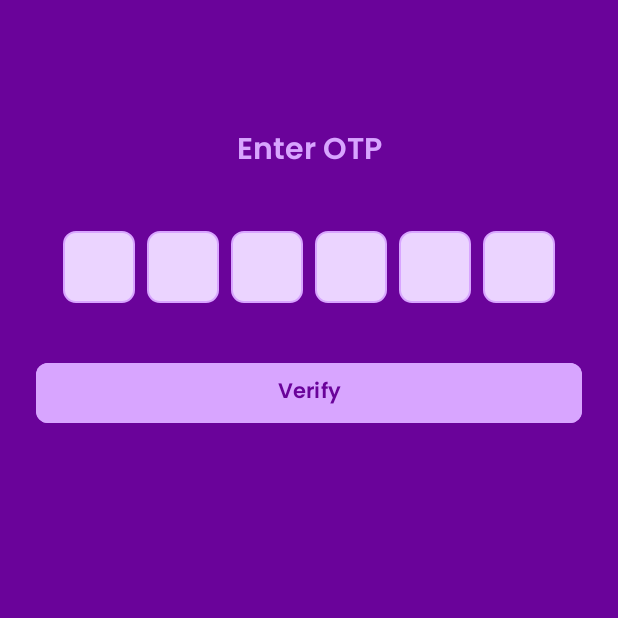
After one commit to liv3041/quoted-app, an Android app: the OtpFragment screen opened through its navigation route, on a phone screen of 412 x 824 dp, the top half of it. The commit adds this screen. Run offline under Robolectric (Android 15) with nearby library versions, the phone set to English and light mode, and no system bars; our stand-ins replace Firebase (no records; nobody signed in at launch, a user with empty details on screens opened directly).

Commit message:
Adding phone authentication

```diff
--- a/auth/build.gradle.kts
+++ b/auth/build.gradle.kts
@@ -57,6 +57,8 @@ dependencies {
     androidTestImplementation(libs.androidx.junit)
     androidTestImplementation(libs.androidx.espresso.core)
     implementation ("com.google.android.gms:play-services-auth:21.0.0") // or latest version
+    implementation ("com.hbb20:ccp:2.7.3")
+
 
 
 }
--- a/auth/src/main/java/com/toonandtools/auth/LoginFragment.kt
+++ b/auth/src/main/java/com/toonandtools/auth/LoginFragment.kt
@@ -80,6 +80,10 @@ class LoginFragment : Fragment() {
             startActivityForResult(signInIntent, GOOGLE_SIGN_IN)
         }
 
+        binding.phoneButton.setOnClickListener {
+            findNavController().navigate(R.id.action_loginFragment_to_phoneFragment)
+        }
+
     }
 
     override fun onActivityResult(requestCode: Int, resultCode: Int, data: Intent?) {
--- /dev/null
+++ b/auth/src/main/java/com/toonandtools/auth/phoneauth/OtpFragment.kt
@@ -0,0 +1,64 @@
+package com.toonandtools.auth.phoneauth
+
+import android.os.Bundle
+import androidx.fragment.app.Fragment
+import android.view.LayoutInflater
+import android.view.View
+import android.view.ViewGroup
+import android.widget.Toast
+import androidx.lifecycle.ViewModelProvider
+import com.toonandtools.auth.R
+import com.toonandtools.auth.databinding.FragmentOtpBinding
+import com.toonandtools.auth.viewmodel.AuthViewModel
+
+// TODO: Rename parameter arguments, choose names that match
+// the fragment initialization parameters, e.g. ARG_ITEM_NUMBER
+private const val ARG_PARAM1 = "param1"
+private const val ARG_PARAM2 = "param2"
+
+
+class OtpFragment : Fragment() {
+
+    private lateinit var binding: FragmentOtpBinding
+    private lateinit var viewModel: AuthViewModel
+    private lateinit var verificationId: String
+    private lateinit var phone: String
+
+
+    override fun onCreateView(
+        inflater: LayoutInflater, container: ViewGroup?,
+        savedInstanceState: Bundle?
+    ): View? {
+        // Inflate the layout for this fragment
+        binding = FragmentOtpBinding.inflate(inflater,container,false)
+        return binding.root
+    }
+
+    override fun onViewCreated(view: View, savedInstanceState: Bundle?) {
+        super.onViewCreated(view, savedInstanceState)
+
+        viewModel = ViewModelProvider(requireActivity())[AuthViewModel::class.java]
+
+        verificationId = arguments?.getString("verificationId") ?: ""
+        phone = arguments?.getString("phone") ?: ""
+
+        binding.verifyOtpButton.setOnClickListener {
+            val otp = binding.otp1.text.toString().trim() +
+                    binding.otp2.text.toString().trim() +
+                    binding.otp3.text.toString().trim() +
+                    binding.otp4.text.toString().trim() +
+                    binding.otp5.text.toString().trim() +
+                    binding.otp6.text.toString().trim()
+
+            viewModel.verifyOtp(verificationId, otp) { success ->
+                if (success) {
+                    Toast.makeText(requireContext(), "Verified!", Toast.LENGTH_SHORT).show()
+                    // Navigate to Dashboard
+                } else {
+                    Toast.makeText(requireContext(), "Invalid OTP", Toast.LENGTH_SHORT).show()
+                }
+            }
+        }
+
+    }
+}
--- /dev/null
+++ b/auth/src/main/res/drawable/otp_box_background.xml
@@ -0,0 +1,6 @@
+<shape xmlns:android="http://schemas.android.com/apk/res/android"
+    android:shape="rectangle">
+    <solid android:color="@color/lavender_light" />
+    <stroke android:width="1dp" android:color="@color/lavender" />
+    <corners android:radius="8dp"/>
+</shape>
--- /dev/null
+++ b/auth/src/main/res/layout/fragment_otp.xml
@@ -0,0 +1,69 @@
+<?xml version="1.0" encoding="utf-8"?>
+<androidx.constraintlayout.widget.ConstraintLayout
+    xmlns:android="http://schemas.android.com/apk/res/android"
+    xmlns:app="http://schemas.android.com/apk/res-auto"
+    android:id="@+id/otpRoot"
+    android:layout_width="match_parent"
+    android:layout_height="match_parent"
+    android:padding="24dp"
+    android:background="@color/royal_purple">
+
+    <TextView
+        android:id="@+id/titleOtp"
+        android:layout_width="wrap_content"
+        android:layout_height="wrap_content"
+        android:text="Enter OTP"
+        android:textSize="20sp"
+        android:textColor="@color/lavender"
+        android:fontFamily="@font/poppins_semibold"
+        app:layout_constraintTop_toTopOf="parent"
+        app:layout_constraintStart_toStartOf="parent"
+        app:layout_constraintEnd_toEndOf="parent"
+        android:layout_marginTop="60dp" />
+
+    <LinearLayout
+        android:id="@+id/otpContainer"
+        android:layout_width="wrap_content"
+        android:layout_height="wrap_content"
+        android:orientation="horizontal"
+        android:layout_marginTop="32dp"
+        app:layout_constraintTop_toBottomOf="@id/titleOtp"
+        app:layout_constraintStart_toStartOf="parent"
+        app:layout_constraintEnd_toEndOf="parent">
+
+        <!-- 6 OTP Boxes -->
+        <EditText
+            android:id="@+id/otp1"
+            style="@style/OtpBoxStyle"/>
+        <EditText
+            android:id="@+id/otp2"
+            style="@style/OtpBoxStyle"/>
+        <EditText
+            android:id="@+id/otp3"
+            style="@style/OtpBoxStyle"/>
+        <EditText
+            android:id="@+id/otp4"
+            style="@style/OtpBoxStyle"/>
+        <EditText
+            android:id="@+id/otp5"
+            style="@style/OtpBoxStyle"/>
+        <EditText
+            android:id="@+id/otp6"
+            style="@style/OtpBoxStyle"/>
+    </LinearLayout>
+
+    <com.google.android.material.button.MaterialButton
+        android:id="@+id/verifyOtpButton"
+        android:layout_width="0dp"
+        android:layout_height="wrap_content"
+        android:text="Verify"
+        android:textColor="@color/royal_purple"
+        android:backgroundTint="@color/lavender"
+        android:layout_marginTop="32dp"
+        android:fontFamily="@font/poppins_semibold"
+        app:cornerRadius="8dp"
+        app:layout_constraintTop_toBottomOf="@id/otpContainer"
+        app:layout_constraintStart_toStartOf="parent"
+        app:layout_constraintEnd_toEndOf="parent" />
+
+</androidx.constraintlayout.widget.ConstraintLayout>
--- a/auth/src/main/res/navigation/auth_nav_graph.xml
+++ b/auth/src/main/res/navigation/auth_nav_graph.xml
@@ -12,6 +12,9 @@
         <action
             android:id="@+id/action_loginFragment_to_registerFragment"
             app:destination="@id/registerFragment" />
+        <action
+            android:id="@+id/action_loginFragment_to_phoneFragment"
+            app:destination="@id/phoneFragment" />
     </fragment>
     <fragment
         android:id="@+id/registerFragment"
@@ -20,5 +23,23 @@
         <action
             android:id="@+id/action_registerFragment_to_loginFragment"
             app:destination="@id/loginFragment" />
+        <action
+            android:id="@+id/action_registerFragment_to_phoneFragment"
+            app:destination="@id/phoneFragment" />
     </fragment>
+    <fragment
+        android:id="@+id/phoneFragment"
+        android:name="com.toonandtools.auth.phoneauth.PhoneFragment"
+        android:label="PhoneFragment" >
+        <action
+            android:id="@+id/action_phoneFragment_to_otpFragment"
+            app:destination="@id/otpFragment" />
+        <action
+            android:id="@+id/action_phoneFragment_to_loginFragment"
+            app:destination="@id/loginFragment" />
+    </fragment>
+    <fragment
+        android:id="@+id/otpFragment"
+        android:name="com.toonandtools.auth.phoneauth.OtpFragment"
+        android:label="OtpFragment" />
 </navigation>
--- a/auth/src/main/res/values/themes.xml
+++ b/auth/src/main/res/values/themes.xml
@@ -6,4 +6,16 @@
     </style>
 
     <style name="Theme.Quoted" parent="Base.Theme.Quoted" />
+    <style name="OtpBoxStyle">
+        <item name="android:layout_width">48dp</item>
+        <item name="android:layout_height">48dp</item>
+        <item name="android:layout_margin">4dp</item>
+        <item name="android:gravity">center</item>
+        <item name="android:background">@drawable/otp_box_background</item>
+        <item name="android:inputType">number</item>
+        <item name="android:maxLength">1</item>
+        <item name="android:textColor">@color/black</item>
+        <item name="android:textSize">18sp</item>
+    </style>
+
 </resources>
```
Also changed, not shown: auth/src/main/java/com/toonandtools/auth/phoneauth/PhoneFragment.kt (added, +52 -0 lines), auth/src/main/java/com/toonandtools/auth/viewmodel/AuthViewModel.kt (+44 -0 lines), auth/src/main/res/drawable/bg_ccp_rounded.xml (added, +7 -0 lines), auth/src/main/res/drawable/bg_textinput_rounded.xml (added, +19 -0 lines), auth/src/main/res/layout/fragment_phone.xml (added, +98 -0 lines).
